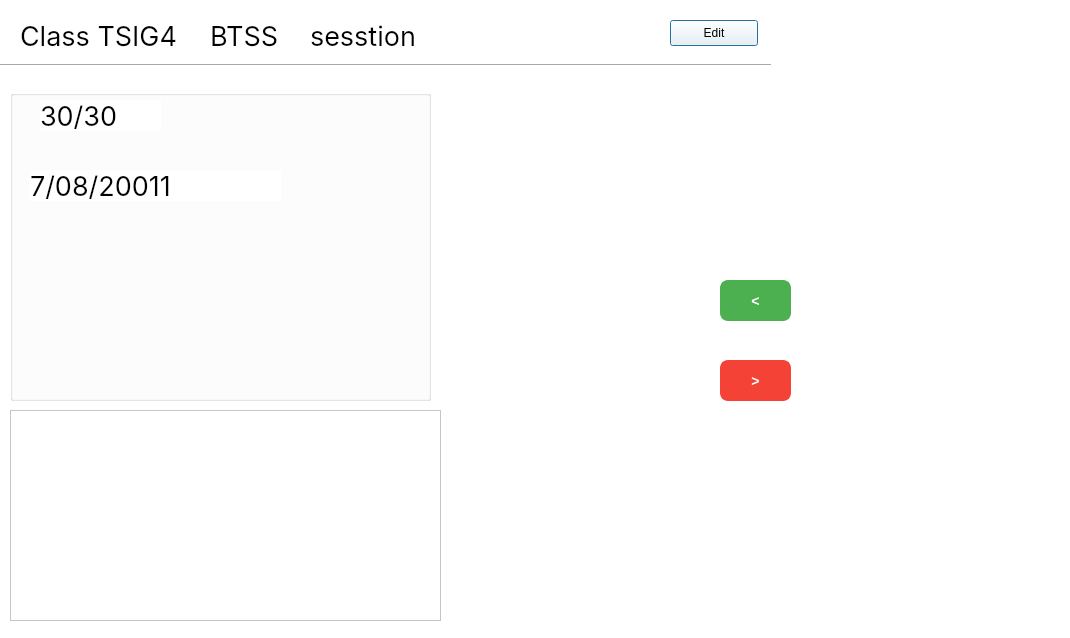
Before: the Qt Designer form School_System/ui/EditClassDialog.ui in KasperJack/School-Management-System, drawn with Qt 5.
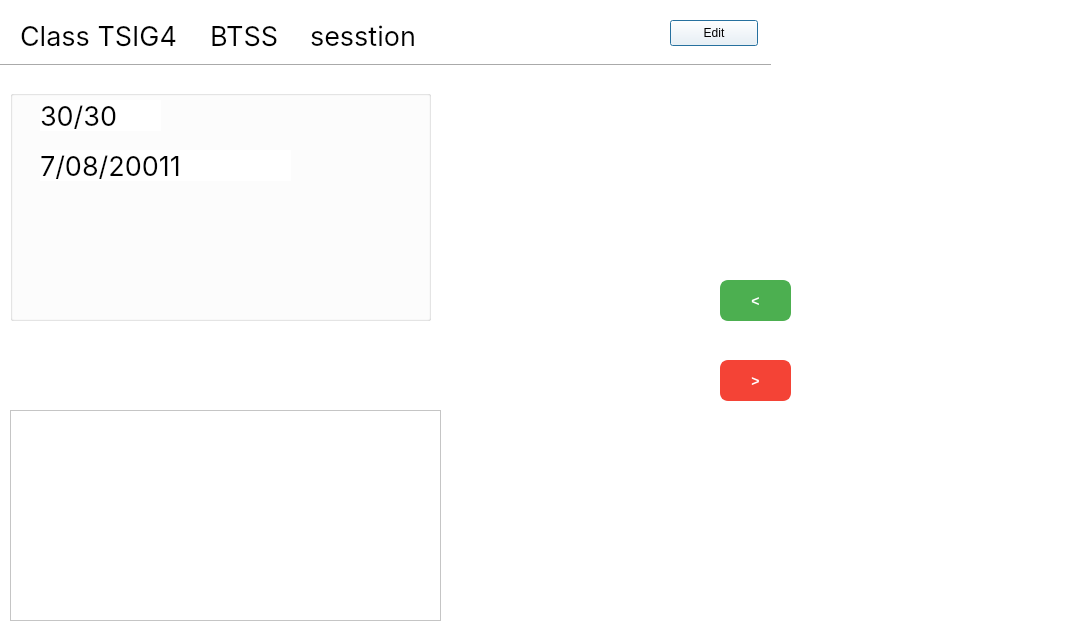
After: the same form once the commit is applied.

Patch:
```diff
--- a/School_System/ui/EditClassDialog.ui
+++ b/School_System/ui/EditClassDialog.ui
@@ -55,7 +55,7 @@
      <x>10</x>
      <y>90</y>
      <width>421</width>
-     <height>311</height>
+     <height>231</height>
     </rect>
    </property>
    <property name="title">
@@ -83,8 +83,8 @@
    <widget class="QLabel" name="creation_date">
     <property name="geometry">
      <rect>
-      <x>20</x>
-      <y>80</y>
+      <x>30</x>
+      <y>60</y>
       <width>251</width>
       <height>31</height>
      </rect>
```
Left out of the diff: 2 changed lines with no effect on the pictures.
